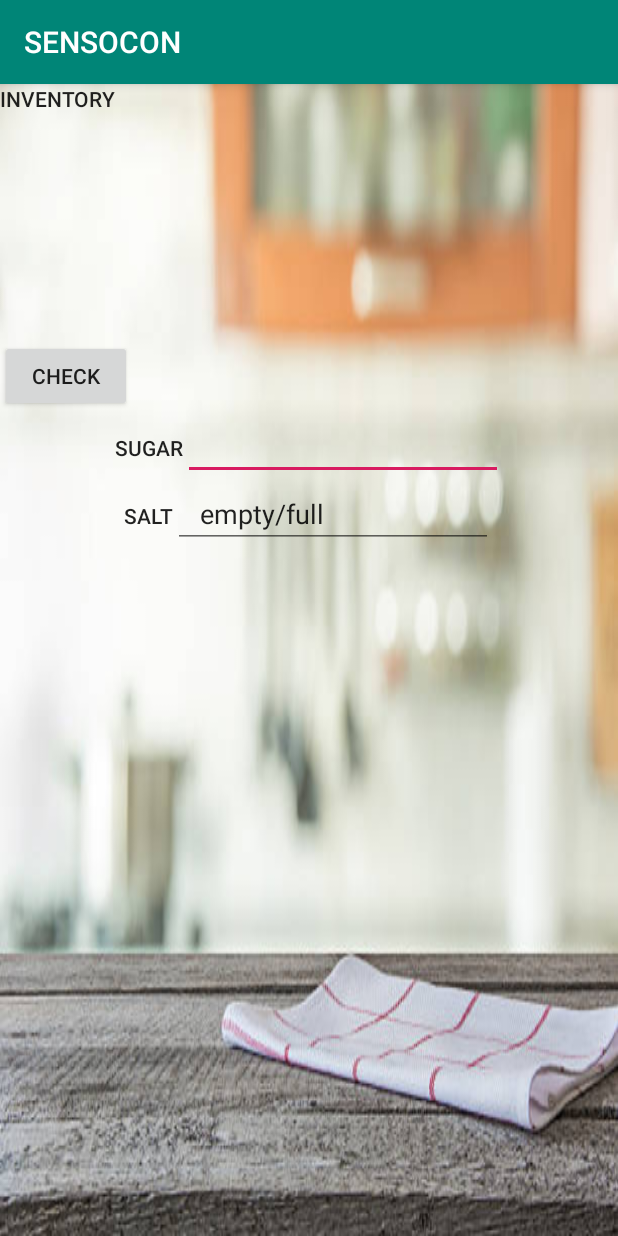
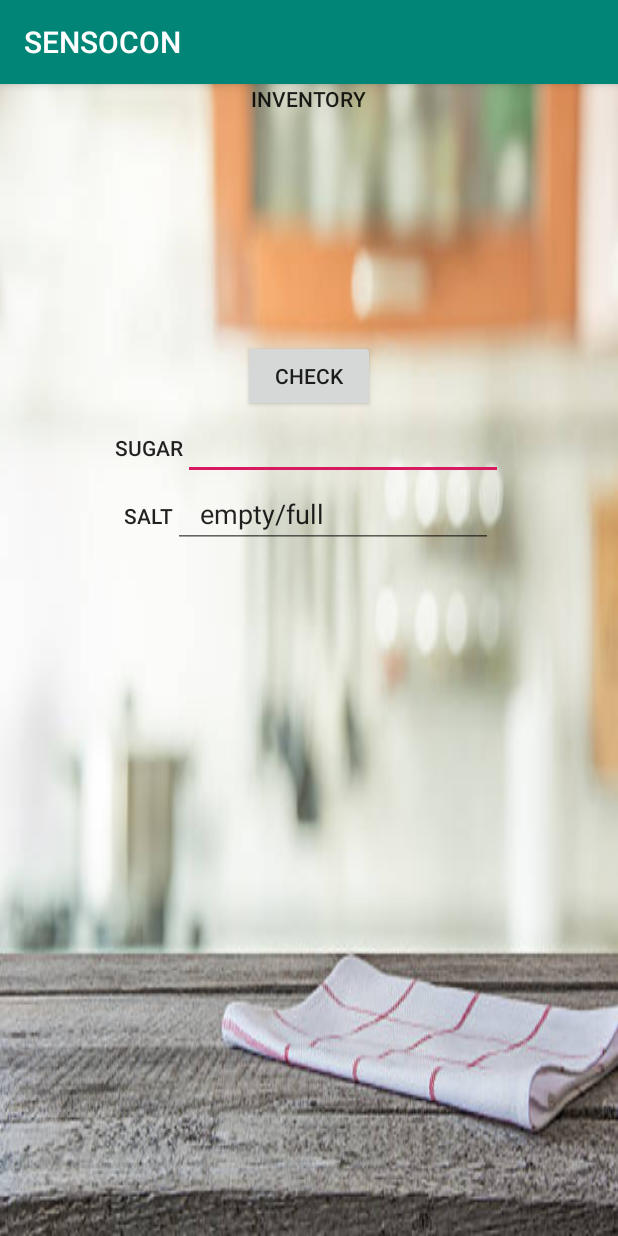
Before and after one commit to su-haris/Sensocon, an Android app: the screen it shows after launch (MainActivity), on a phone screen of 412 x 824 dp. Run offline under Robolectric (Android 15) with nearby library versions, the phone set to English and light mode, and no system bars.

Commit message:
Changes and fixes

```diff
--- a/app/src/main/res/layout/inventory_layout.xml
+++ b/app/src/main/res/layout/inventory_layout.xml
@@ -15,22 +15,26 @@
         android:gravity="start"
         android:orientation="vertical">
 
+        <LinearLayout
+            android:orientation="vertical"
+            android:gravity="center_horizontal"
+            android:layout_width="match_parent"
+            android:layout_height="wrap_content">
             <TextView
                 android:id="@+id/textView4"
-            android:layout_width="match_parent"
+                android:layout_width="wrap_content"
                 android:layout_height="wrap_content"
-            android:layout_gravity="start"
                 android:text="INVENTORY"
                 android:textAppearance="@style/TextAppearance.AppCompat.Button" />
-
             <Button
+                android:layout_marginTop="151dp"
                 android:id="@+id/button"
                 android:layout_width="wrap_content"
                 android:layout_height="wrap_content"
                 android:layout_below="@+id/textView"
-            android:layout_marginTop="151dp"
+                android:text="CHECK" />
+        </LinearLayout>
 
-            android:text="CHECK" />
 
         <LinearLayout
             android:layout_width="wrap_content"
```
Also changed, not shown: app/src/main/java/com/example/myapplication/MainActivity.java (+5 -2 lines). Lines whose indentation alone changed are shown as unchanged.
